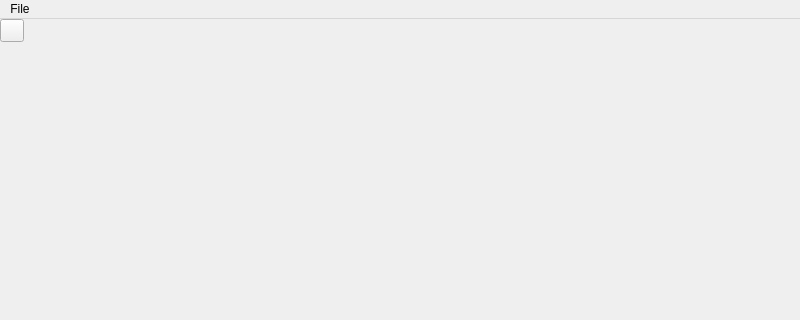
First picture: the form in application/mainwindow.ui, repository theCheeseboard/theBranch, before the edit; both pictures show x 0 to 800 and y 0 to 320 of the 800 by 600 pixel window.
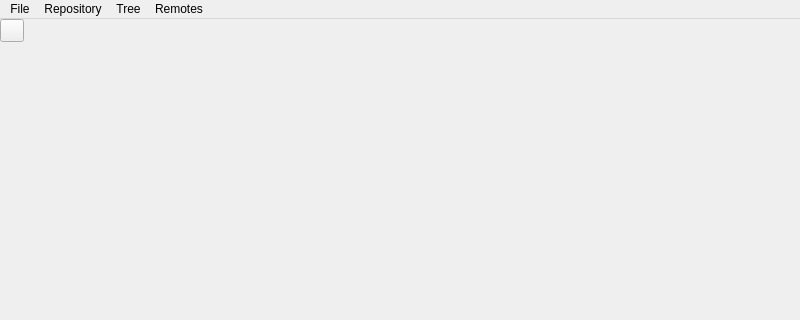
Second picture: the form after the edit. Icons and pictures are not drawn. Custom widgets are drawn as their Qt base class.

Commit message: Checkout remote branches

The edit to the form file:
```diff
--- a/application/mainwindow.ui
+++ b/application/mainwindow.ui
@@ -120,7 +120,37 @@
     <addaction name="separator"/>
     <addaction name="actionExit"/>
    </widget>
+   <widget class="QMenu" name="menuRepository">
+    <property name="title">
+     <string>Repository</string>
+    </property>
+    <addaction name="actionNew_Branch"/>
+    <addaction name="actionNew_Tag"/>
+    <addaction name="separator"/>
+    <addaction name="actionMerge"/>
+    <addaction name="actionRebase"/>
+    <addaction name="actionCherry_Pick"/>
+   </widget>
+   <widget class="QMenu" name="menuRemotes">
+    <property name="title">
+     <string>Remotes</string>
+    </property>
+    <addaction name="actionPush"/>
+    <addaction name="actionPull"/>
+   </widget>
+   <widget class="QMenu" name="menuTree">
+    <property name="title">
+     <string>Tree</string>
+    </property>
+    <addaction name="actionCommit"/>
+    <addaction name="actionCheckout"/>
+    <addaction name="separator"/>
+    <addaction name="actionStash"/>
+   </widget>
    <addaction name="menuFile"/>
+   <addaction name="menuRepository"/>
+   <addaction name="menuTree"/>
+   <addaction name="menuRemotes"/>
   </widget>
   <action name="actionExit">
    <property name="icon">
```
Left out of the diff: 83 changed lines with no effect on the pictures. The commit also changes 30 other files.
